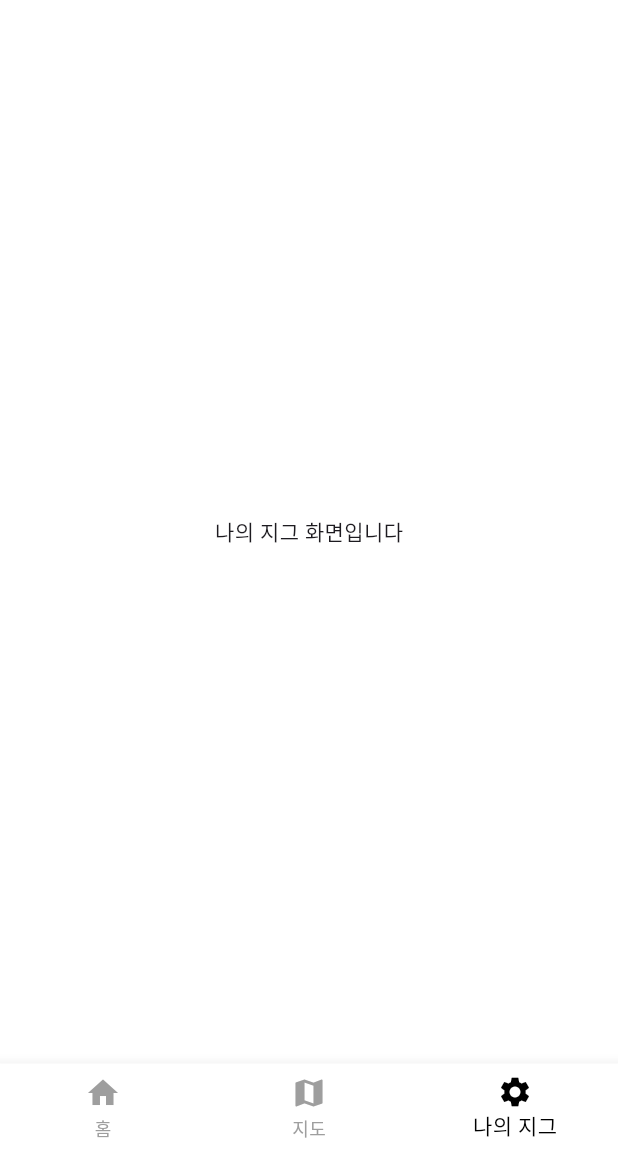
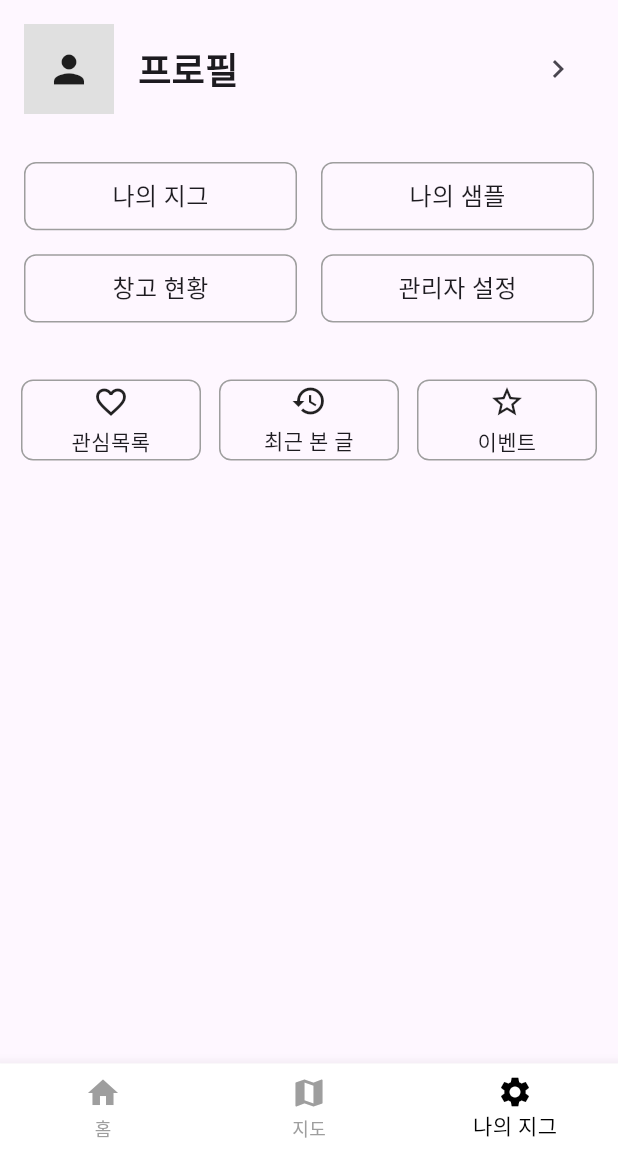
Before and after one commit to HeoSe0/Jigle, a Flutter app: the screen it shows after launch, item 3 of the bottom bar chosen, on a phone screen of 412 x 824 dp, the part 84-1236 px from its top. Run offline on Flutter 3.47's test engine with Material 3 defaults, Android fonts, the phone set to English and light mode, and no system bars; Roboto replaces fonts that are missing (Pretendard-M).

Commit message:
<나의 지그 Page> 1. 프로필 영역
   메뉴 버튼 4개 (나의 지그, 나의 샘플, 창고 현황, 관리자 설정)

   하단 3개 버튼 (관심목록, 최근 본 글, 이벤트) – 화면 너비 기준 비율로 조정됨

   각 화면은 별도 Dart 파일로 분리되어 있음 (예: my_jig_screen.dart, favorite_screen.dart 등)

```diff
--- /dev/null
+++ b/lib/screens/event_screen.dart
@@ -0,0 +1,13 @@
+import 'package:flutter/material.dart';
+
+class EventScreen extends StatelessWidget {
+  const EventScreen({super.key});
+
+  @override
+  Widget build(BuildContext context) {
+    return Scaffold(
+      appBar: AppBar(title: const Text('이벤트')),
+      body: const Center(child: Text('이벤트 화면')),
+    );
+  }
+}
--- /dev/null
+++ b/lib/screens/favorite_screen.dart
@@ -0,0 +1,13 @@
+import 'package:flutter/material.dart';
+
+class FavoriteScreen extends StatelessWidget {
+  const FavoriteScreen({super.key});
+
+  @override
+  Widget build(BuildContext context) {
+    return Scaffold(
+      appBar: AppBar(title: const Text('관심목록')),
+      body: const Center(child: Text('관심목록 화면')),
+    );
+  }
+}
--- a/lib/screens/my_jigs_page.dart
+++ b/lib/screens/my_jigs_page.dart
@@ -1,12 +1,139 @@
 import 'package:flutter/material.dart';
+import 'my_jig_screen.dart';
+import 'my_sample_screen.dart';
+import 'warehouse_screen.dart';
+import 'admin_screen.dart';
+import 'favorite_screen.dart';
+import 'recent_screen.dart';
+import 'event_screen.dart';
 
 class MyJigsPage extends StatelessWidget {
   const MyJigsPage({super.key});
 
   @override
   Widget build(BuildContext context) {
-    return const Center(
-      child: Text("나의 지그 화면입니다"),
+    return Scaffold(
+      body: SingleChildScrollView(
+        child: Column(
+          children: [
+            // 프로필 영역
+            Container(
+              padding: const EdgeInsets.all(16),
+              child: Row(
+                children: [
+                  Container(
+                    width: 60,
+                    height: 60,
+                    color: Colors.grey.shade300,
+                    child: const Icon(Icons.person, size: 30),
+                  ),
+                  const SizedBox(width: 16),
+                  const Expanded(
+                    child: Text(
+                      '프로필',
+                      style: TextStyle(
+                        fontSize: 24,
+                        fontWeight: FontWeight.bold,
+                      ),
+                    ),
+                  ),
+                  IconButton(
+                    icon: const Icon(Icons.chevron_right),
+                    onPressed: () {},
+                  ),
+                ],
+              ),
+            ),
+
+            // 메뉴 버튼 4개
+            Container(
+              padding: const EdgeInsets.all(16),
+              child: GridView.count(
+                crossAxisCount: 2,
+                shrinkWrap: true,
+                physics: const NeverScrollableScrollPhysics(),
+                crossAxisSpacing: 16,
+                mainAxisSpacing: 16,
+                childAspectRatio: 4, //가로 : 세로 비율
+                children: [
+                  _buildMenuButton(context, '나의 지그', const MyJigScreen()),
+                  _buildMenuButton(context, '나의 샘플', const MySampleScreen()),
+                  _buildMenuButton(context, '창고 현황', const WarehouseScreen()),
+                  _buildMenuButton(context, '관리자 설정', const AdminScreen()),
+                ],
+              ),
+            ),
+
+            // 하단 버튼 3개
+            Padding(
+              padding: const EdgeInsets.symmetric(horizontal: 8, vertical: 16),
+              child: Row(
+                children: [
+                  _buildIconBox(context, Icons.favorite_border, '관심목록', const FavoriteScreen()),
+                  _buildIconBox(context, Icons.history, '최근 본 글', const RecentScreen()),
+                  _buildIconBox(context, Icons.star_border, '이벤트', const EventScreen()),
+                ],
+              ),
+            ),
+          ],
+        ),
+      ),
+    );
+  }
+
+  // 상단 네모 버튼 생성기
+  Widget _buildMenuButton(BuildContext context, String label, Widget targetScreen) {
+    return GestureDetector(
+      onTap: () {
+        Navigator.push(
+          context,
+          MaterialPageRoute(builder: (_) => targetScreen),
+        );
+      },
+      child: Container(
+        decoration: BoxDecoration(
+          border: Border.all(color: Colors.grey),
+          borderRadius: BorderRadius.circular(8),
+        ),
+        child: Center(
+          child: Text(
+            label,
+            style: const TextStyle(fontSize: 16),
+          ),
+        ),
+      ),
+    );
+  }
+
+  // 하단 버튼 생성기 (비율 기반 크기 조정)
+  Widget _buildIconBox(BuildContext context, IconData icon, String label, Widget targetScreen) {
+    return Expanded(
+      child: GestureDetector(
+        onTap: () {
+          Navigator.push(
+            context,
+            MaterialPageRoute(builder: (_) => targetScreen),
+          );
+        },
+        child: AspectRatio(
+          aspectRatio: 2, //가로 : 세로 비율
+          child: Container(
+            margin: const EdgeInsets.all(6),
+            decoration: BoxDecoration(
+              border: Border.all(color: Colors.grey),
+              borderRadius: BorderRadius.circular(8),
+            ),
+            child: Column(
+              mainAxisAlignment: MainAxisAlignment.center,
+              children: [
+                Icon(icon),
+                const SizedBox(height: 4),
+                Text(label, textAlign: TextAlign.center),
+              ],
+            ),
+          ),
+        ),
+      ),
     );
   }
 }
--- /dev/null
+++ b/lib/screens/recent_screen.dart
@@ -0,0 +1,13 @@
+import 'package:flutter/material.dart';
+
+class RecentScreen extends StatelessWidget {
+  const RecentScreen({super.key});
+
+  @override
+  Widget build(BuildContext context) {
+    return Scaffold(
+      appBar: AppBar(title: const Text('최근 본 글')),
+      body: const Center(child: Text('최근 본 글 화면')),
+    );
+  }
+}
```
Also changed, not shown: lib/screens/admin_screen.dart (added, +19 -0 lines), lib/screens/my_jig_screen.dart (added, +23 -0 lines), lib/screens/my_sample_screen.dart (added, +19 -0 lines), lib/screens/warehouse_screen.dart (added, +19 -0 lines).
